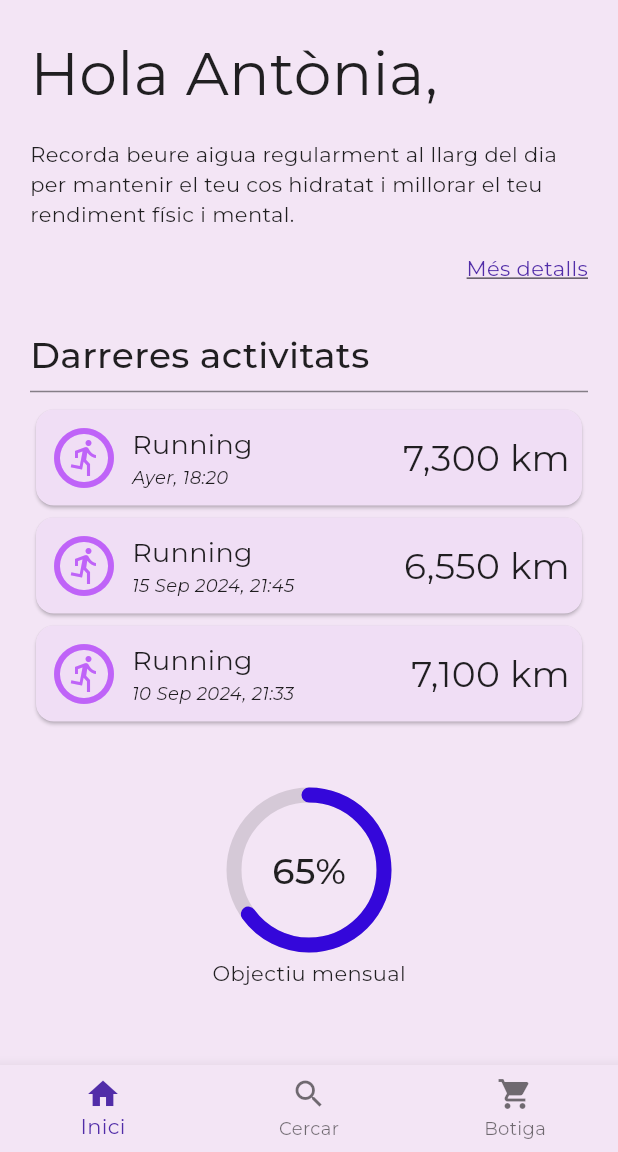
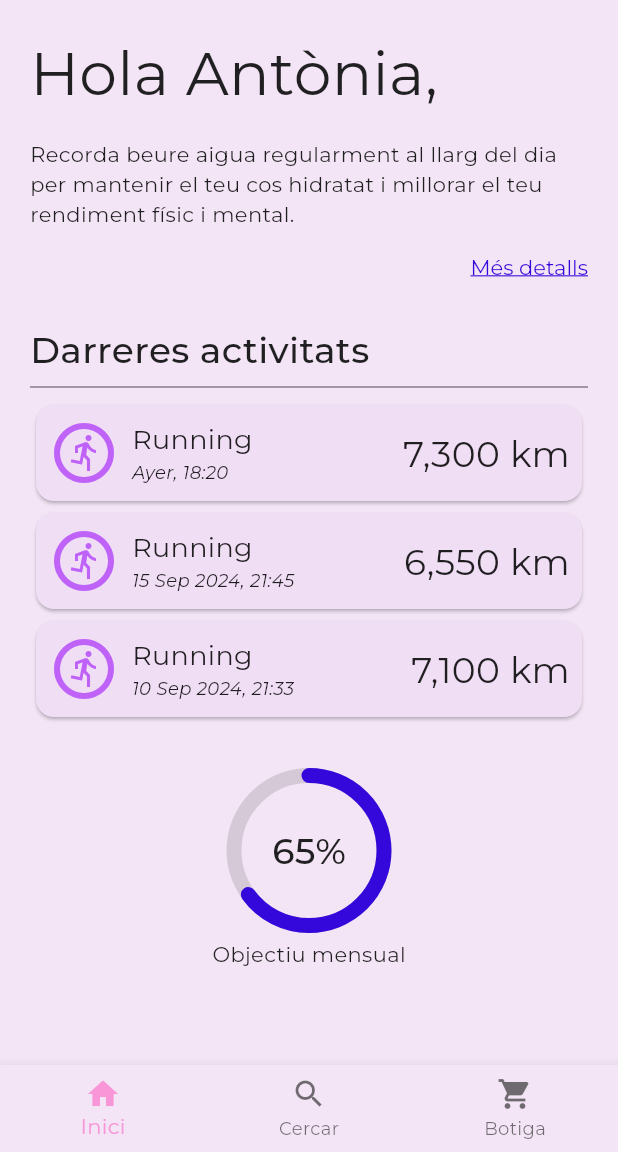
Before and after one commit to Carleslc/cifo_flutter_fitness_time, a Flutter app: the screen it shows after launch, on a phone screen of 412 x 824 dp, the part 84-1236 px from its top. Run offline on Flutter 3.47's test engine with Material 3 defaults, Android fonts, the phone set to English and light mode, and no system bars; drawn by our look-alikes of percent_indicator; our stand-ins replace google_fonts; network calls fail.

Commit message:
HomeScreen pages + refactoring + TextLink

```diff
--- a/lib/screens/home_page.dart
+++ b/lib/screens/home_page.dart
@@ -4,6 +4,7 @@ import '../models/activity.dart';
 import '../models/user.dart';
 import '../styles/app_styles.dart';
 import '../widgets/goal_indicator.dart';
+import '../widgets/text_link.dart';
 
 /// Pàgina Inici
 class HomePage extends StatelessWidget {
@@ -13,7 +14,9 @@ class HomePage extends StatelessWidget {
 
   @override
   Widget build(BuildContext context) {
-    return SingleChildScrollView(
+    return Padding(
+      padding: const EdgeInsets.all(20),
+      child: SingleChildScrollView(
         scrollDirection: Axis.vertical,
         child: Column(
           crossAxisAlignment: CrossAxisAlignment.start,
@@ -23,7 +26,7 @@ class HomePage extends StatelessWidget {
               'Hola ${user.name},',
               style: AppStyles.text.title,
             ),
-          // Consells
+            // Recordatori
             const Padding(
               padding: EdgeInsets.symmetric(vertical: 16),
               child: Text(
@@ -32,17 +35,11 @@ class HomePage extends StatelessWidget {
                 'rendiment físic i mental.',
               ),
             ),
-          Row(
+            // Enllaç
+            const Row(
               mainAxisAlignment: MainAxisAlignment.end,
               children: [
-              Text(
-                'Més detalls',
-                style: TextStyle(
-                  color: AppStyles.color.darkAccent,
-                  decoration: TextDecoration.underline,
-                  decorationStyle: TextDecorationStyle.solid,
-                ),
-              ),
+                TextLink(text: 'Més detalls', url: drinkWaterUrl),
               ],
             ),
             const SizedBox(height: 30),
@@ -54,7 +51,7 @@ class HomePage extends StatelessWidget {
             const Divider(),
             for (Activity activity in user.latestActivities(3))
               activity.toWidget(),
-          const SizedBox(height: 40),
+            const SizedBox(height: 30),
             // Objectiu
             const Center(
               child: GoalProgressIndicator(
@@ -64,6 +61,7 @@ class HomePage extends StatelessWidget {
             ),
           ],
         ),
+      ),
     );
   }
 }
--- a/lib/screens/home_screen.dart
+++ b/lib/screens/home_screen.dart
@@ -21,28 +21,57 @@ class HomeScreen extends StatefulWidget {
 class _HomeScreenState extends State<HomeScreen> {
   static const int _initialPageIndex = 0;
 
-  final User user = templateUser;
+  /// Pàgines de la pantalla principal
+  static const _pages = <PageScreen>[
+    PageScreen.inici,
+    PageScreen.cercar,
+    PageScreen.botiga,
+  ];
+
+  /// Persona per defecte
+  final User _user = templateUser;
 
   /// Controlador per canviar de pàgina amb [PageView] i [BottomNavigationBar]
   final PageController _pageController =
       PageController(initialPage: _initialPageIndex, keepPage: true);
 
-  /// Vista actual
+  /// Pàgina actual
   int _currentPageIndex = _initialPageIndex;
 
-  void _changeView(int pageIndex) {
+  void _onDrawerSelect(
+    BuildContext context,
+    void Function(BuildContext)? navigate,
+  ) {
+    // Tanca el menú
+    Navigator.of(context).pop();
+    // Navega a la pantalla seleccionada
+    navigate?.call(context);
+  }
+
+  void _navigateToProfile(BuildContext context) {
+    // Canvia a la pantalla del perfil
+    Navigator.push(
+      context,
+      MaterialPageRoute(
+        builder: (context) => ProfileScreen(user: _user),
+      ),
+    );
+  }
+
+  void _navigateToPage(int pageIndex) {
+    // Canvia a la pàgina seleccionada
+    _pageController.animateToPage(
+      pageIndex,
+      duration: const Duration(milliseconds: 250),
+      curve: Curves.ease,
+    );
+    _pageChanged(pageIndex);
+  }
+
+  void _pageChanged(int pageIndex) {
     setState(() {
       _currentPageIndex = pageIndex;
     });
-  }
-
-  void _navigateToProfile(BuildContext context) {
-    Navigator.push(
-      context,
-      MaterialPageRoute(
-        builder: (context) => ProfileScreen(user: user),
-      ),
-    );
   }
 
   @override
@@ -55,63 +84,45 @@ class _HomeScreenState extends State<HomeScreen> {
           // Icona del perfil
           IconButton(
             tooltip: ProfileScreen.title,
-            icon: UserAvatar(imageUrl: user.imageUrl),
+            icon: UserAvatar(imageUrl: _user.imageUrl),
             onPressed: () => _navigateToProfile(context),
           )
         ],
       ),
-      body: Padding(
-        padding: const EdgeInsets.all(20),
-        child: PageView(
+      body: PageView(
         controller: _pageController,
-          onPageChanged: _changeView,
+        onPageChanged: _pageChanged,
         children: [
-            HomePage(user: user),
-            const TemplatePage(icon: Icons.search),
-            const TemplatePage(icon: Icons.shopping_cart),
+          // Pàgina principal (Inici)
+          HomePage(user: _user),
+          // Altres pàgines (Cercar, Botiga)
+          ..._pages.sublist(1).map((page) => TemplatePage(icon: page.icon)),
         ],
       ),
-      ),
       bottomNavigationBar: BottomNavigationBar(
-        items: const [
+        items: [
+          for (PageScreen page in _pages)
             BottomNavigationBarItem(
-            label: 'Inici',
-            icon: Icon(Icons.home),
-          ),
-          BottomNavigationBarItem(
-            label: 'Cercar',
-            icon: Icon(Icons.search),
-          ),
-          BottomNavigationBarItem(
-            label: 'Botiga',
-            icon: Icon(Icons.shopping_cart),
+              icon: Icon(page.icon),
+              label: page.label,
             ),
         ],
-        selectedItemColor: AppStyles.color.darkAccent,
         currentIndex: _currentPageIndex,
-        onTap: (int pageIndex) {
-          // Canvia a la vista seleccionada
-          _pageController.animateToPage(
-            pageIndex,
-            duration: const Duration(milliseconds: 250),
-            curve: Curves.ease,
-          );
-          _changeView(pageIndex);
-        },
+        onTap: _navigateToPage,
       ),
       // Menú lateral
       drawer: Drawer(
-        child: Column(
+        child: ListView(
+          padding: EdgeInsets.zero,
           children: [
-            SizedBox(
-              width: double.infinity, // expandeix en amplada
-              child: DrawerHeader(
-                decoration: BoxDecoration(color: AppStyles.color.primary),
+            DrawerHeader(
+              decoration: BoxDecoration(
+                color: Theme.of(context).colorScheme.primary,
+              ),
               child: Text(
                 FitnessTimeApp.title,
                 style: AppStyles.text.big.copyWith(
-                    color: AppStyles.color.white,
-                  ),
+                  color: Theme.of(context).colorScheme.onPrimary,
                 ),
               ),
             ),
@@ -119,10 +130,18 @@ class _HomeScreenState extends State<HomeScreen> {
               leading: const Icon(Icons.person_2),
               title: const Text(ProfileScreen.title),
               onTap: () {
-                // Tanca el menú
-                Navigator.of(context).pop();
                 // Canvia a la pantalla de perfil
-                _navigateToProfile(context);
+                _onDrawerSelect(context, _navigateToProfile);
+              },
+            ),
+            for (var (int pageIndex, PageScreen page) in _pages.indexed)
+              ListTile(
+                leading: Icon(page.icon),
+                title: Text(page.label),
+                selected: pageIndex == _currentPageIndex,
+                onTap: () {
+                  // Canvia a la pàgina corresponent
+                  _onDrawerSelect(context, (_) => _navigateToPage(pageIndex));
                 },
               ),
           ],
@@ -131,3 +150,16 @@ class _HomeScreenState extends State<HomeScreen> {
     );
   }
 }
+
+/// Pàgina per al PageView
+final class PageScreen {
+  static const inici = PageScreen(label: 'Inici', icon: Icons.home);
+  static const cercar = PageScreen(label: 'Cercar', icon: Icons.search);
+  static const botiga = PageScreen(label: 'Botiga', icon: Icons.shopping_cart);
+
+  final String label;
+
+  final IconData icon;
+
+  const PageScreen({required this.label, required this.icon});
+}
--- /dev/null
+++ b/lib/widgets/text_link.dart
@@ -0,0 +1,34 @@
+import 'package:flutter/gestures.dart';
+import 'package:flutter/material.dart';
+
+import 'package:url_launcher/url_launcher.dart';
+
+import '../styles/app_styles.dart';
+
+const drinkWaterUrl =
+    'https://www.trirelay.cat/la-vital-importancia-de-la-hidratacio-en-lesport/';
+
+/// Text amb un enllaç que obre una pàgina web
+class TextLink extends StatelessWidget {
+  final String text, url;
+
+  const TextLink({super.key, required this.text, required this.url});
+
+  @override
+  Widget build(BuildContext context) {
+    return RichText(
+      text: TextSpan(
+        text: text,
+        style: AppStyles.text.normal.copyWith(
+          color: AppStyles.color.accent,
+          decoration: TextDecoration.underline,
+          decorationStyle: TextDecorationStyle.solid,
+        ),
+        // Obre una pàgina web informativa
+        mouseCursor: WidgetStateMouseCursor.clickable,
+        recognizer: TapGestureRecognizer()
+          ..onTap = () => launchUrl(Uri.parse(url)),
+      ),
+    );
+  }
+}
```
Lines whose indentation alone changed are shown as unchanged.
